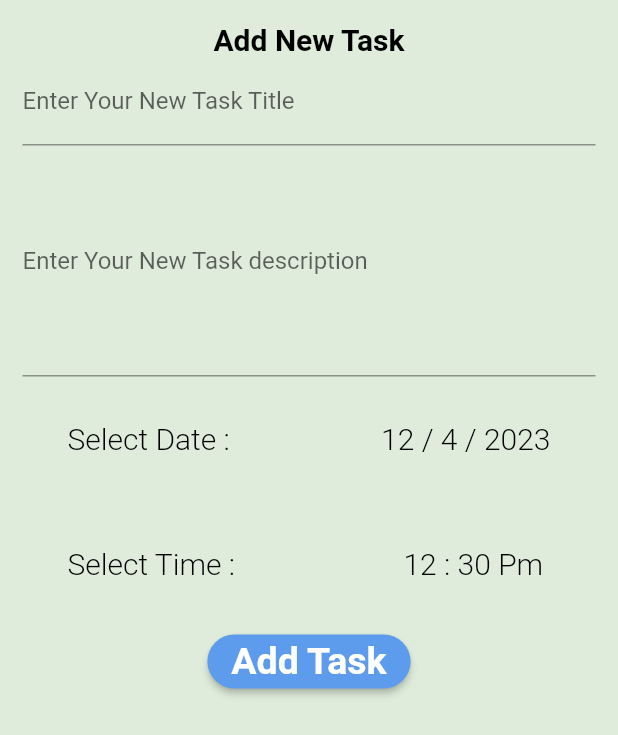
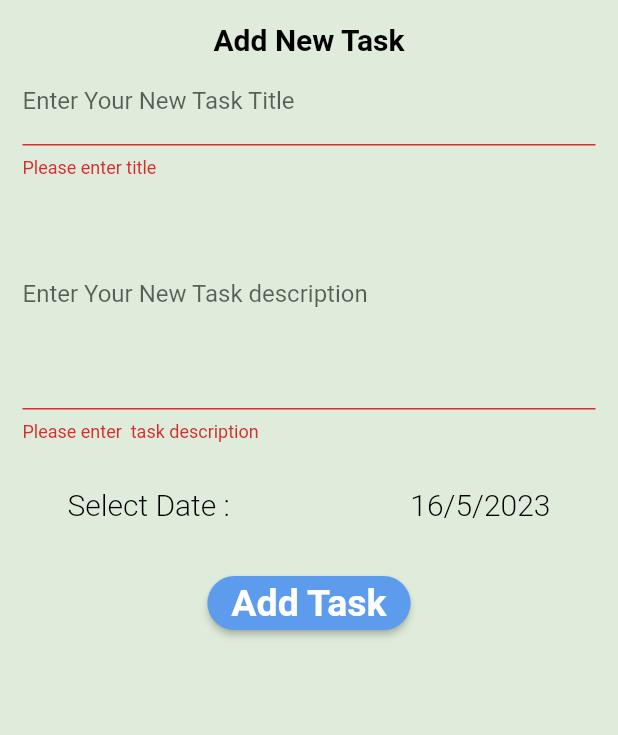
Before and after one commit to philobater-samir/ToDo_List_app, a Flutter app: what addTask() shows on an empty page, opened directly, after a tap on "Add Task", on a phone screen of 412 x 824 dp. Shown: the top 735 px of the screen. Run offline on Flutter 3.47's test engine with Material 2 defaults, Android fonts, the phone set to English and light mode, and no system bars; our stand-ins replace calendar_timeline, cloud_firestore, firebase_core; accounts and stored records are empty.

```diff
--- a/lib/My_theme_data.dart
+++ b/lib/My_theme_data.dart
@@ -1,28 +1,28 @@
 import 'package:flutter/material.dart';
 
 class MyThemeData {
-  static Color prinaryColor = Color(0xff5D9CEC);
+  static Color primaryColor = Color(0xff5D9CEC);
   static Color whiteColor = Color(0xffFFFFFF);
-  static Color blachColor = Color(0xff060E1E);
-  static Color darkcolor = Color(0xff363636);
+  static Color blackColor = Color(0xff060E1E);
+  static Color darkColor = Color(0xff363636);
   static Color backgroundColor = Color(0xffDFECDB);
   static Color redColor = Color(0xffEC4B4B);
   static Color greenColor = Color(0xff61E757);
 
   static ThemeData LightTheme = ThemeData(
-      primaryColor: prinaryColor,
+      primaryColor: primaryColor,
       scaffoldBackgroundColor: backgroundColor,
       appBarTheme: AppBarTheme(
-        color: MyThemeData.prinaryColor,
+        color: MyThemeData.primaryColor,
       ),
       bottomNavigationBarTheme: BottomNavigationBarThemeData(
           backgroundColor: Colors.transparent,
           elevation: 0,
           showSelectedLabels: false,
           showUnselectedLabels: false,
-          selectedItemColor: MyThemeData.prinaryColor,
+          selectedItemColor: MyThemeData.primaryColor,
           unselectedItemColor: Colors.grey),
       floatingActionButtonTheme: FloatingActionButtonThemeData(
-          backgroundColor: MyThemeData.prinaryColor));
+          backgroundColor: MyThemeData.primaryColor));
   static ThemeData DarkTheme = ThemeData();
 }
--- a/lib/addTask.dart
+++ b/lib/addTask.dart
@@ -1,9 +1,29 @@
 import 'package:flutter/material.dart';
+import 'package:provider/provider.dart';
 import 'package:todo_app_course/My_theme_data.dart';
+import 'package:todo_app_course/modal/firebase.dart';
+import 'package:todo_app_course/modal/task.dart';
+import 'package:todo_app_course/provider/provider.dart';
 
-class addTask extends StatelessWidget {
+class addTask extends StatefulWidget {
+  @override
+  State<addTask> createState() => _addTaskState();
+}
+
+class _addTaskState extends State<addTask> {
+  String title = ' ';
+
+  String description = '';
+
+  DateTime selectedDate = DateTime.now();
+
+  GlobalKey<FormState> formKey = GlobalKey<FormState>();
+
+  late listProvider provider;
+
   @override
   Widget build(BuildContext context) {
+    provider = Provider.of<listProvider>(context);
     return SingleChildScrollView(
       child: Container(
         margin: EdgeInsets.all(15),
@@ -18,15 +38,34 @@ class addTask extends StatelessWidget {
               textAlign: TextAlign.center,
             ),
             Form(
+                key: formKey,
                 child: Column(
                   children: [
                     TextFormField(
+                      onChanged: (text) {
+                        title = text;
+                      },
+                      validator: (text) {
+                        if (text == null || text.isEmpty) {
+                          return 'Please enter title';
+                        }
+                        return null;
+                      },
                       decoration: InputDecoration(
                         labelText: 'Enter Your New Task Title',
                       ),
                       maxLines: 1,
                     ),
                     TextFormField(
+                      onChanged: (text) {
+                        description = text;
+                      },
+                      validator: (text) {
+                        if (text == null || text.isEmpty) {
+                          return 'Please enter  task description';
+                        }
+                        return null;
+                      },
                       decoration: InputDecoration(
                         labelText: 'Enter Your New Task description',
                       ),
@@ -43,29 +82,11 @@ class addTask extends StatelessWidget {
                                   fontSize: 20,
                                   fontWeight: FontWeight.w300)),
                           InkWell(
-                        onTap: () {},
-                        child: Text('12 / 4 / 2023',
-                            style: TextStyle(
-                                color: Colors.black,
-                                fontSize: 20,
-                                fontWeight: FontWeight.w300)),
-                      )
-                    ],
-                  ),
-                ),
-                Padding(
-                  padding: const EdgeInsets.all(30),
-                  child: Row(
-                    mainAxisAlignment: MainAxisAlignment.spaceBetween,
-                    children: [
-                      Text('Select Time : ',
-                          style: TextStyle(
-                              color: Colors.black,
-                              fontSize: 20,
-                              fontWeight: FontWeight.w300)),
-                      InkWell(
-                        onTap: () {},
-                        child: Text('12 : 30 Pm ',
+                            onTap: () {
+                              chooseDate();
+                            },
+                            child: Text(
+                                '${selectedDate.day}/${selectedDate.month}/${selectedDate.year}',
                                 style: TextStyle(
                                     color: Colors.black,
                                     fontSize: 20,
@@ -75,7 +96,9 @@ class addTask extends StatelessWidget {
                       ),
                     ),
                     ElevatedButton(
-                  onPressed: () {},
+                      onPressed: () {
+                        addTaskToList();
+                      },
                       child: Text(
                         'Add Task',
                         style: TextStyle(
@@ -87,8 +110,9 @@ class addTask extends StatelessWidget {
                           foregroundColor:
                               MaterialStateProperty.all<Color>(Colors.white),
                           backgroundColor: MaterialStateProperty.all<Color>(
-                          MyThemeData.prinaryColor),
-                      shape: MaterialStateProperty.all<RoundedRectangleBorder>(
+                              MyThemeData.primaryColor),
+                          shape:
+                              MaterialStateProperty.all<RoundedRectangleBorder>(
                                   RoundedRectangleBorder(
                             borderRadius: BorderRadius.circular(30),
                           ))),
@@ -100,4 +124,31 @@ class addTask extends StatelessWidget {
       ),
     );
   }
+
+  void chooseDate() async {
+    var chooseDate = await showDatePicker(
+        context: context,
+        initialDate: DateTime.now(),
+        firstDate: DateTime.now(),
+        lastDate: DateTime.now().add(Duration(days: 365)));
+    if (chooseDate != null) {
+      selectedDate = chooseDate;
     }
+    setState(() {});
+  }
+
+  void addTaskToList() {
+    if (formKey.currentState?.validate() == true) {
+      Task task = Task(
+          description: description,
+          title: title,
+          date: selectedDate.millisecondsSinceEpoch);
+      addTaskToFireStore(task).timeout(Duration(milliseconds: 500),
+          onTimeout: () {
+        print('task added');
+        provider.getAllTasksFromFireStore();
+        Navigator.pop(context);
+      });
+    }
+  }
+}
--- a/lib/list/list_Screen.dart
+++ b/lib/list/list_Screen.dart
@@ -1,21 +1,54 @@
+import 'package:cloud_firestore/cloud_firestore.dart';
 import 'package:flutter/material.dart';
+import 'package:provider/provider.dart';
+import 'package:todo_app_course/My_theme_data.dart';
 import 'package:todo_app_course/list/task_widget.dart';
+import 'package:calendar_timeline/calendar_timeline.dart';
+import 'package:todo_app_course/modal/firebase.dart';
+import 'package:todo_app_course/modal/task.dart';
+import 'package:todo_app_course/provider/provider.dart';
 
-class listScreen extends StatelessWidget {
-  const listScreen({Key? key}) : super(key: key);
+class listScreen extends StatefulWidget {
   static const String routeName = 'listScreen';
 
   @override
+  State<listScreen> createState() => _listScreenState();
+}
+
+class _listScreenState extends State<listScreen> {
+  @override
   Widget build(BuildContext context) {
+    var provider = Provider.of<listProvider>(context);
+    if (provider.taskList.isEmpty) {
+      provider.getAllTasksFromFireStore();
+    }
     return Container(
       child: Column(
         children: [
+          CalendarTimeline(
+            initialDate: provider.selectedDate,
+            firstDate: DateTime.now().subtract(Duration(days: 365)),
+            lastDate: DateTime.now().add(Duration(days: 365)),
+            onDateSelected: (date) {
+              provider.setNewSelectedDay(date);
+            },
+            leftMargin: 20,
+            monthColor: Colors.black,
+            dayColor: Colors.white,
+            activeDayColor: MyThemeData.whiteColor,
+            activeBackgroundDayColor: MyThemeData.primaryColor,
+            dotsColor: Color(0xFF333A47),
+            selectableDayPredicate: (date) => true,
+            locale: 'en_ISO',
+          ),
           Expanded(
             child: ListView.builder(
               itemBuilder: (context, index) {
-                return taskWidget();
+                return taskWidget(
+                  task: provider.taskList[index],
+                );
               },
-              itemCount: 3,
+              itemCount: provider.taskList.length,
             ),
           )
         ],
--- /dev/null
+++ b/lib/modal/firebase.dart
@@ -0,0 +1,16 @@
+import 'package:cloud_firestore/cloud_firestore.dart';
+import 'package:todo_app_course/modal/task.dart';
+
+CollectionReference<Task> getTaskCollection() {
+  return FirebaseFirestore.instance.collection('task').withConverter<Task>(
+        fromFirestore: (snapshot, options) => Task.fromJson(snapshot.data()!),
+        toFirestore: (task, options) => task.toJson(),
+      );
+}
+
+Future<void> addTaskToFireStore(Task task) {
+  var taskCollection = getTaskCollection();
+  var docRef = taskCollection.doc();
+  task.id = docRef.id;
+  return docRef.set(task);
+}
--- /dev/null
+++ b/lib/modal/task.dart
@@ -0,0 +1,37 @@
+class Task {
+  String id;
+
+  String title;
+
+  String description;
+
+  int date;
+
+  bool isChecked;
+
+  Task(
+      {this.id = '',
+      required this.description,
+      required this.title,
+      required this.date,
+      this.isChecked = false});
+
+  Task.fromJson(Map<String, dynamic> json)
+      : this(
+          id: json['id'] as String,
+          date: json['date'] as int,
+          description: json['description'] as String,
+          title: json['title'] as String,
+          isChecked: json['isChecked'] as bool,
+        );
+
+  Map<String, dynamic> toJson() {
+    return {
+      'title': title,
+      'description': description,
+      'id': id,
+      'dateTime': date,
+      'isChecked': isChecked,
+    };
+  }
+}
--- /dev/null
+++ b/lib/provider/provider.dart
@@ -0,0 +1,40 @@
+import 'package:cloud_firestore/cloud_firestore.dart';
+import 'package:flutter/material.dart';
+
+import '../modal/firebase.dart';
+import '../modal/task.dart';
+
+class listProvider extends ChangeNotifier {
+  List<Task> taskList = [];
+  DateTime selectedDate = DateTime.now();
+
+  getAllTasksFromFireStore() async {
+    QuerySnapshot<Task> querySnapshot = await getTaskCollection().get();
+    taskList = querySnapshot.docs.map((doc) {
+      return doc.data();
+    }).toList();
+
+    taskList = taskList.where((task) {
+      DateTime taskDate = DateTime.fromMillisecondsSinceEpoch(task.date);
+      if (selectedDate.day == taskDate.day &&
+          selectedDate.month == taskDate.month &&
+          selectedDate.year == taskDate.year) {
+        return true;
+      }
+      return false;
+    }).toList();
+
+    taskList.sort((Task task1, Task task2) {
+      DateTime date1 = DateTime.fromMillisecondsSinceEpoch(task1.date);
+      DateTime date2 = DateTime.fromMillisecondsSinceEpoch(task2.date);
+      return date1.compareTo(date2);
+    });
+
+    notifyListeners();
+  }
+
+  void setNewSelectedDay(DateTime newDate) {
+    selectedDate = newDate;
+    getAllTasksFromFireStore();
+  }
+}
--- a/lib/settings_tab/settings_tab_screen.dart
+++ b/lib/settings_tab/settings_tab_screen.dart
@@ -31,7 +31,7 @@ class settingScreen extends StatelessWidget {
                   child: Container(
                     decoration: BoxDecoration(
                         borderRadius: BorderRadius.circular(20),
-                        color: MyThemeData.prinaryColor),
+                        color: MyThemeData.primaryColor),
                     child: Padding(
                       padding: const EdgeInsets.all(10.0),
                       child: Row(
@@ -75,7 +75,7 @@ class settingScreen extends StatelessWidget {
                   child: Container(
                     decoration: BoxDecoration(
                         borderRadius: BorderRadius.circular(20),
-                        color: MyThemeData.prinaryColor),
+                        color: MyThemeData.primaryColor),
                     child: Padding(
                       padding: const EdgeInsets.all(10.0),
                       child: Row(
```
Also changed, not shown: lib/list/editTask.dart (added, +111 -0 lines), lib/list/task_widget.dart (+22 -22 lines), lib/main.dart (+15 -3 lines), pubspec.yaml (+17 -1 lines), assets/splash.png (added), assets/splash@2x.png (added), assets/splash@3x.png (added), assets/splash_dark.png (added), assets/splash_dark@2x.png (added), assets/splash_dark@3x.png (added), pubspec.lock, 34 other files. Lines whose indentation alone changed are shown as unchanged.
